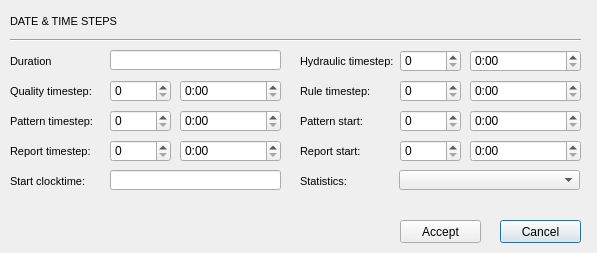
Old version of the form ui/ws_times.ui in the repository Giswater/giswater_qgis_plugin.
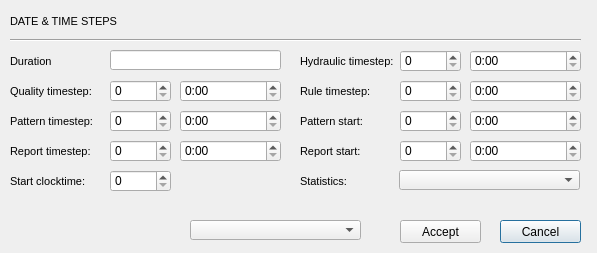
New version of the form.

Commit message: #173 wip parametrize  def sector_selection

The edit to the form file:
```diff
--- a/ui/ws_times.ui
+++ b/ui/ws_times.ui
@@ -542,24 +542,6 @@
     <string>H:mm</string>
    </property>
   </widget>
-  <widget class="QLineEdit" name="start_clocktime">
-   <property name="geometry">
-    <rect>
-     <x>110</x>
-     <y>170</y>
-     <width>171</width>
-     <height>20</height>
-    </rect>
-   </property>
-   <property name="font">
-    <font>
-     <italic>true</italic>
-    </font>
-   </property>
-   <property name="text">
-    <string/>
-   </property>
-  </widget>
   <widget class="QTimeEdit" name="report_start">
    <property name="geometry">
     <rect>
@@ -679,6 +661,29 @@
     </rect>
    </property>
   </widget>
+  <widget class="QSpinBox" name="start_clocktime">
+   <property name="geometry">
+    <rect>
+     <x>110</x>
+     <y>170</y>
+     <width>61</width>
+     <height>22</height>
+    </rect>
+   </property>
+   <property name="maximum">
+    <number>23</number>
+   </property>
+  </widget>
+  <widget class="QComboBox" name="start_clocktime_">
+   <property name="geometry">
+    <rect>
+     <x>190</x>
+     <y>220</y>
+     <width>171</width>
+     <height>20</height>
+    </rect>
+   </property>
+  </widget>
  </widget>
  <tabstops>
   <tabstop>duration</tabstop>
```
Left out of the diff: 1 changed line with no effect on the pictures. The commit also changes 1 other file.
